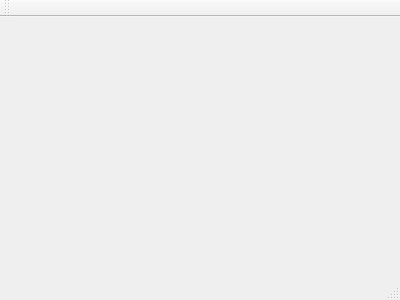
This is mainwindow.ui in Forrest-Stone/Server as Qt 5 draws it before an edit. The edited form follows.
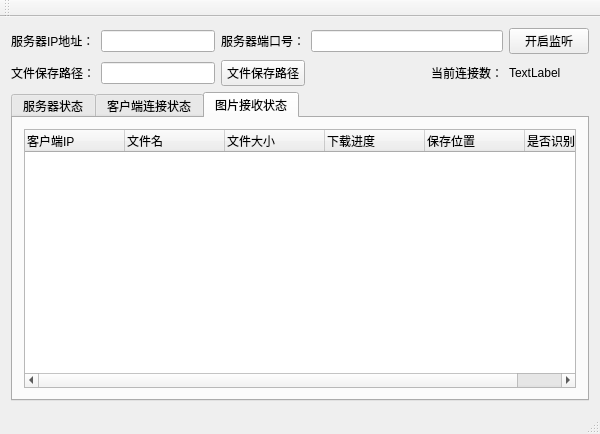
This is the edited form. The open tabs and pages were chosen to show the change.

Patch:
```diff
--- a/mainwindow.ui
+++ b/mainwindow.ui
@@ -1,24 +1,209 @@
 <ui version="4.0">
  <class>MainWindow</class>
- <widget class="QMainWindow" name="MainWindow" >
-  <property name="geometry" >
+ <widget class="QMainWindow" name="MainWindow">
+  <property name="geometry">
    <rect>
     <x>0</x>
     <y>0</y>
-    <width>400</width>
-    <height>300</height>
+    <width>600</width>
+    <height>434</height>
    </rect>
   </property>
   <property name="windowTitle" >
    <string>MainWindow</string>
   </property>
-  <widget class="QMenuBar" name="menuBar" />
-  <widget class="QToolBar" name="mainToolBar" />
-  <widget class="QWidget" name="centralWidget" />
-  <widget class="QStatusBar" name="statusBar" />
+  <property name="styleSheet">
+   <string notr="true">font: 9pt &quot;Microsoft YaHei UI&quot;;</string>
+  </property>
+  <widget class="QWidget" name="centralWidget">
+   <layout class="QGridLayout" name="gridLayout_4">
+    <item row="0" column="0">
+     <layout class="QGridLayout" name="gridLayout">
+      <item row="0" column="0">
+       <widget class="QLabel" name="label">
+        <property name="text">
+         <string>服务器IP地址：</string>
+        </property>
+       </widget>
+      </item>
+      <item row="0" column="1">
+       <widget class="QLineEdit" name="lineEdit"/>
+      </item>
+      <item row="0" column="2">
+       <widget class="QLabel" name="label_2">
+        <property name="text">
+         <string>服务器端口号：</string>
+        </property>
+       </widget>
+      </item>
+      <item row="0" column="3" colspan="2">
+       <widget class="QLineEdit" name="lineEdit_2"/>
+      </item>
+      <item row="0" column="5">
+       <widget class="QPushButton" name="pushButton">
+        <property name="text">
+         <string>开启监听</string>
+        </property>
+       </widget>
+      </item>
+      <item row="1" column="0">
+       <widget class="QLabel" name="label_3">
+        <property name="text">
+         <string>文件保存路径：</string>
+        </property>
+       </widget>
+      </item>
+      <item row="1" column="1">
+       <widget class="QLineEdit" name="lineEdit_3"/>
+      </item>
+      <item row="1" column="2">
+       <widget class="QPushButton" name="pushButton_2">
+        <property name="text">
+         <string>文件保存路径</string>
+        </property>
+       </widget>
+      </item>
+      <item row="1" column="3">
+       <spacer name="horizontalSpacer">
+        <property name="orientation">
+         <enum>Qt::Horizontal</enum>
+        </property>
+        <property name="sizeHint" stdset="0">
+         <size>
+          <width>40</width>
+          <height>20</height>
+         </size>
+        </property>
+       </spacer>
+      </item>
+      <item row="1" column="4">
+       <widget class="QLabel" name="label_4">
+        <property name="text">
+         <string>当前连接数：</string>
+        </property>
+       </widget>
+      </item>
+      <item row="1" column="5">
+       <widget class="QLabel" name="label_5">
+        <property name="text">
+         <string>TextLabel</string>
+        </property>
+       </widget>
+      </item>
+     </layout>
+    </item>
+    <item row="1" column="0">
+     <widget class="QTabWidget" name="tabWidget">
+      <property name="currentIndex">
+       <number>1</number>
+      </property>
+      <widget class="QWidget" name="tab">
+       <attribute name="title">
+        <string>服务器状态</string>
+       </attribute>
+       <layout class="QGridLayout" name="gridLayout_2">
+        <item row="0" column="0">
+         <widget class="QPlainTextEdit" name="plainTextEdit"/>
+        </item>
+       </layout>
+      </widget>
+      <widget class="QWidget" name="tab_3">
+       <attribute name="title">
+        <string>客户端连接状态</string>
+       </attribute>
+       <layout class="QGridLayout" name="gridLayout_5">
+        <item row="0" column="0">
+         <widget class="QTreeWidget" name="treeWidget_2">
+          <column>
+           <property name="text">
+            <string>客户端IP</string>
+           </property>
+          </column>
+          <column>
+           <property name="text">
+            <string>客户ID</string>
+           </property>
+          </column>
+          <column>
+           <property name="text">
+            <string>客户地址</string>
+           </property>
+          </column>
+          <column>
+           <property name="text">
+            <string>进出Flag</string>
+           </property>
+          </column>
+         </widget>
+        </item>
+       </layout>
+      </widget>
+      <widget class="QWidget" name="tab_2">
+       <attribute name="title">
+        <string>图片接收状态</string>
+       </attribute>
+       <layout class="QGridLayout" name="gridLayout_3">
+        <item row="0" column="0">
+         <widget class="QTreeWidget" name="treeWidget">
+          <column>
+           <property name="text">
+            <string>客户端IP</string>
+           </property>
+          </column>
+          <column>
+           <property name="text">
+            <string>文件名</string>
+           </property>
+          </column>
+          <column>
+           <property name="text">
+            <string>文件大小</string>
+           </property>
+          </column>
+          <column>
+           <property name="text">
+            <string>下载进度</string>
+           </property>
+          </column>
+          <column>
+           <property name="text">
+            <string>保存位置</string>
+           </property>
+          </column>
+          <column>
+           <property name="text">
+            <string>是否识别</string>
+           </property>
+          </column>
+         </widget>
+        </item>
+       </layout>
+      </widget>
+     </widget>
+    </item>
+   </layout>
+  </widget>
+  <widget class="QMenuBar" name="menuBar">
+   <property name="geometry">
+    <rect>
+     <x>0</x>
+     <y>0</y>
+     <width>600</width>
+     <height>23</height>
+    </rect>
+   </property>
+  </widget>
+  <widget class="QToolBar" name="mainToolBar">
+   <attribute name="toolBarArea">
+    <enum>TopToolBarArea</enum>
+   </attribute>
+   <attribute name="toolBarBreak">
+    <bool>false</bool>
+   </attribute>
+  </widget>
+  <widget class="QStatusBar" name="statusBar"/>
  </widget>
- <layoutDefault spacing="6" margin="11" />
- <pixmapfunction></pixmapfunction>
+ <layoutdefault spacing="6" margin="11"/>
  <resources/>
  <connections/>
 </ui>
```
Left out of the diff: 3 changed lines with no effect on the pictures.
